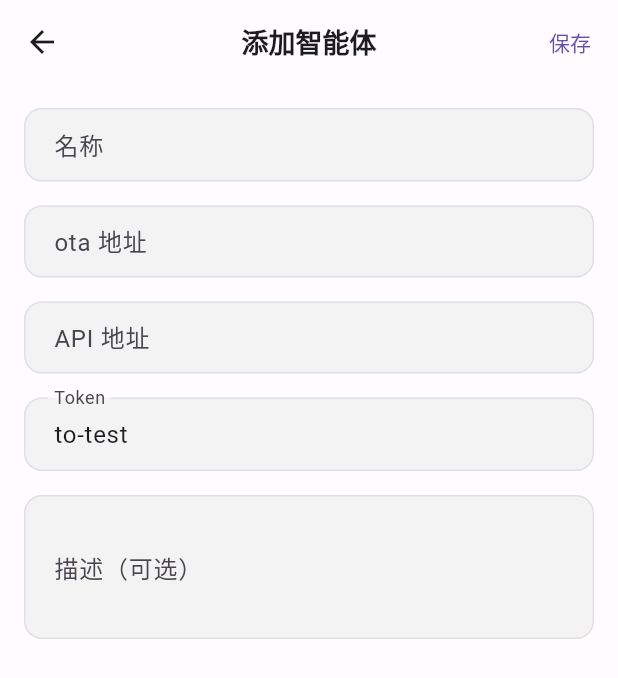
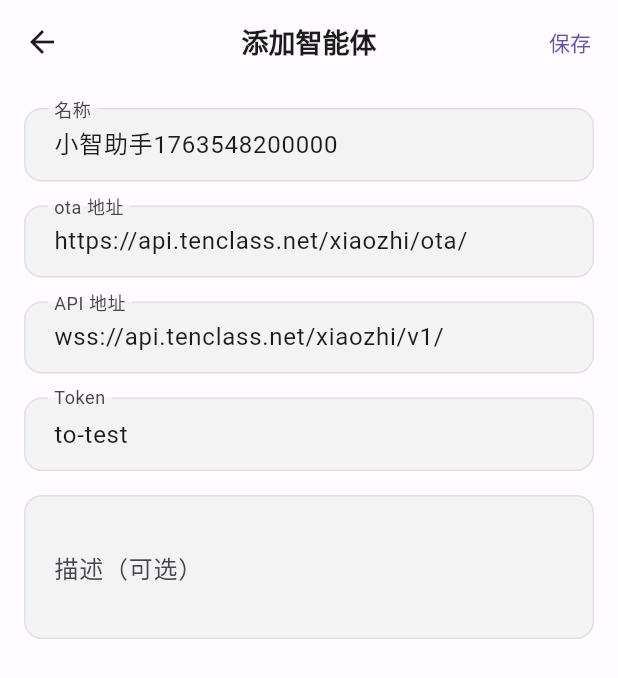
Before and after one commit to eiriksgata/xiaozhi-client-flutter, a Flutter app: the screen it shows after launch, after a tap on "添加智能体", on a phone screen of 412 x 824 dp. Shown: the top 678 px of the screen. Run offline on Flutter 3.47's test engine with Material 3 defaults, Android fonts, the phone set to English and light mode, and no system bars; our stand-ins replace cached_network_image, dio, flutter_riverpod, fluttertoast, freezed_annotation, go_router and 4 more; accounts and stored records are empty.

Commit message:
fix: Update theme color handling and set default values in configuration forms

```diff
--- a/lib/app/themes/app_theme.dart
+++ b/lib/app/themes/app_theme.dart
@@ -13,9 +13,9 @@ class AppTheme {
       colorScheme: ColorScheme.fromSeed(
         seedColor: AppColors.primary,
         brightness: Brightness.light,
+      ).copyWith(
         primary: AppColors.primary,
         secondary: AppColors.secondary,
-        background: AppColors.background,
         surface: AppColors.surface,
         error: AppColors.error,
       ),
@@ -88,8 +88,8 @@ class AppTheme {
         elevation: 8,
         backgroundColor: AppColors.surface,
         indicatorColor: AppColors.primary.withOpacity(0.2),
-        labelTextStyle: MaterialStateProperty.resolveWith((states) {
-          if (states.contains(MaterialState.selected)) {
+        labelTextStyle: WidgetStateProperty.resolveWith((states) {
+          if (states.contains(WidgetState.selected)) {
             return const TextStyle(
               fontSize: 12,
               fontWeight: FontWeight.w600,
@@ -102,8 +102,8 @@ class AppTheme {
             color: AppColors.textSecondary,
           );
         }),
-        iconTheme: MaterialStateProperty.resolveWith((states) {
-          if (states.contains(MaterialState.selected)) {
+        iconTheme: WidgetStateProperty.resolveWith((states) {
+          if (states.contains(WidgetState.selected)) {
             return const IconThemeData(color: AppColors.primary, size: 24);
           }
           return const IconThemeData(color: AppColors.textSecondary, size: 24);
@@ -127,9 +127,9 @@ class AppTheme {
       colorScheme: ColorScheme.fromSeed(
         seedColor: AppColors.primary,
         brightness: Brightness.dark,
+      ).copyWith(
         primary: AppColors.primary,
         secondary: AppColors.secondary,
-        background: AppColors.backgroundDark,
         surface: AppColors.surfaceDark,
         error: AppColors.error,
       ),
@@ -202,8 +202,8 @@ class AppTheme {
         elevation: 8,
         backgroundColor: AppColors.surfaceDark,
         indicatorColor: AppColors.primary.withOpacity(0.3),
-        labelTextStyle: MaterialStateProperty.resolveWith((states) {
-          if (states.contains(MaterialState.selected)) {
+        labelTextStyle: WidgetStateProperty.resolveWith((states) {
+          if (states.contains(WidgetState.selected)) {
             return const TextStyle(
               fontSize: 12,
               fontWeight: FontWeight.w600,
@@ -216,8 +216,8 @@ class AppTheme {
             color: AppColors.textSecondaryDark,
           );
         }),
-        iconTheme: MaterialStateProperty.resolveWith((states) {
-          if (states.contains(MaterialState.selected)) {
+        iconTheme: WidgetStateProperty.resolveWith((states) {
+          if (states.contains(WidgetState.selected)) {
             return const IconThemeData(color: AppColors.primary, size: 24);
           }
           return const IconThemeData(
--- a/lib/presentation/pages/agent_config/agent_config_page.dart
+++ b/lib/presentation/pages/agent_config/agent_config_page.dart
@@ -18,11 +18,17 @@ class AgentConfigPage extends ConsumerStatefulWidget {
 
 class _AgentConfigPageState extends ConsumerState<AgentConfigPage> {
   final _formKey = GlobalKey<FormState>();
-  final _nameController = TextEditingController();
-  final _urlController = TextEditingController();
+  final _nameController = TextEditingController(
+    text: '小智助手${DateTime.now().millisecondsSinceEpoch}',
+  );
+  final _urlController = TextEditingController(
+    text: 'wss://api.tenclass.net/xiaozhi/v1/',
+  );
   final _tokenController = TextEditingController(text: 'to-test'); // 设置默认值
   final _descriptionController = TextEditingController();
-  final _otaController = TextEditingController();
+  final _otaController = TextEditingController(
+    text: 'https://api.tenclass.net/xiaozhi/ota/',
+  );
   bool _isLoading = false;
 
   bool get isEdit => widget.agentId != null;
--- a/lib/presentation/pages/chat/widgets/chat_input_bar.dart
+++ b/lib/presentation/pages/chat/widgets/chat_input_bar.dart
@@ -113,8 +113,8 @@ class _ChatInputBarState extends State<ChatInputBar> {
               onPressed: _hasText ? widget.onSendText : null,
               tooltip: '发送',
               color: _hasText
-                  ? Theme.of(context).primaryColor
-                  : Colors.grey[400],
+                  ? Theme.of(context).colorScheme.primary
+                  : Colors.grey,
             ),
           ],
         ),
```
